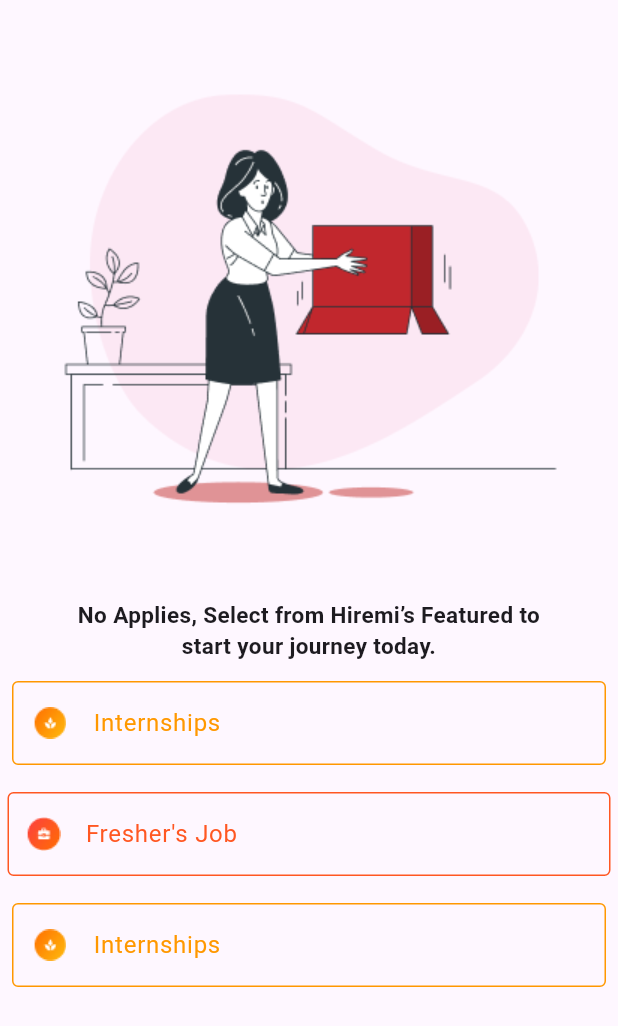
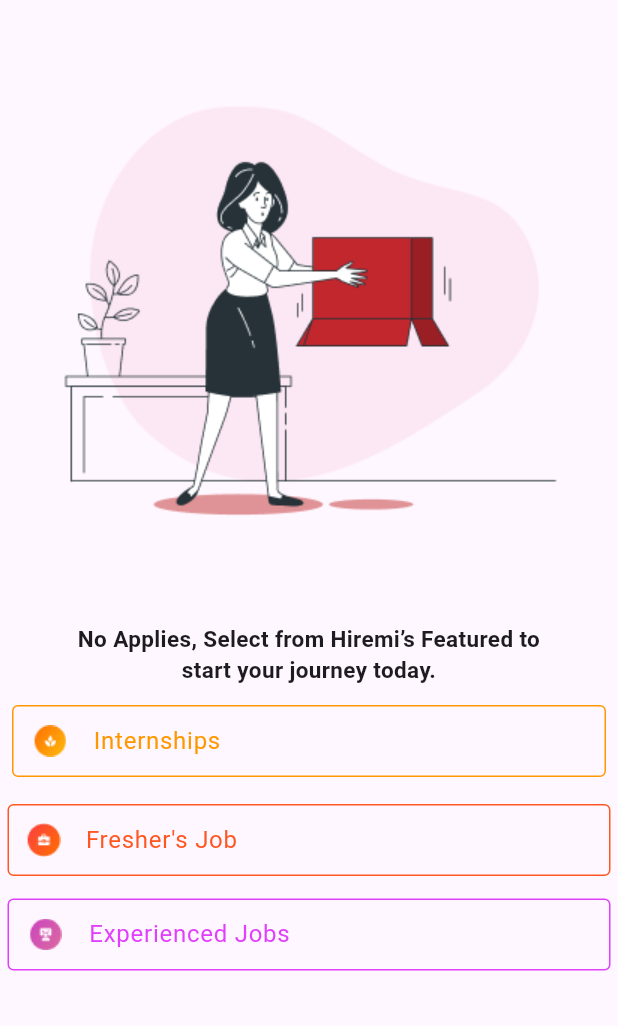
Before and after one commit to Lodhakhushi/CRTD_Hiremi, a Flutter app: the Applies screen opened directly, on a phone screen of 412 x 824 dp. Shown: the top 1026 px of the screen. Run offline on Flutter 3.47's test engine with Material 3 defaults, Android fonts, the phone set to English and light mode, and no system bars.

Commit message:
updated code

```diff
--- a/lib/screens/Applies_New.dart
+++ b/lib/screens/Applies_New.dart
@@ -13,6 +13,7 @@ class _AppliesState extends State<Applies> {
     return Scaffold(
       body: SingleChildScrollView(
         child: Column(
+          crossAxisAlignment: CrossAxisAlignment.stretch,
           children: [
             Padding(
               padding: const EdgeInsets.all(3.0),
@@ -40,52 +41,67 @@ class _AppliesState extends State<Applies> {
               padding: const EdgeInsets.all(8.0),
               child: TextField(
                 decoration: InputDecoration(
+                    contentPadding:
+                        EdgeInsets.symmetric(vertical: 10.0, horizontal: 12.0),
                     hintText: "Internships",
                     hintStyle: TextStyle(color: Colors.orange),
-                    prefixIcon: Image(image: AssetImage('assets/images/Group 170.png')),
+                    prefixIcon:
+                        Image(image: AssetImage('assets/images/Group 170.png')),
                     border: OutlineInputBorder(
-                          borderSide:
-                              BorderSide(color: Colors.orange, width: 1.0),
+                      borderSide: BorderSide(color: Colors.orange, width: 1.0),
                     ),
-                    enabledBorder: OutlineInputBorder(borderSide: BorderSide(color: Colors.orange)),
-                    focusedBorder: OutlineInputBorder(borderSide: BorderSide(color: Colors.orange))
-
-                  )),
+                    enabledBorder: OutlineInputBorder(
+                        borderSide: BorderSide(color: Colors.orange)),
+                    focusedBorder: OutlineInputBorder(
+                        borderSide: BorderSide(color: Colors.orange))),
               ),
-            SizedBox(height: 5,),
+            ),
+            SizedBox(
+              height: 5,
+            ),
             Padding(
               padding: const EdgeInsets.all(5.0),
               child: TextField(
                 decoration: InputDecoration(
+                    contentPadding:
+                        EdgeInsets.symmetric(vertical: 10.0, horizontal: 12.0),
                     hintText: "Fresher's Job",
                     hintStyle: TextStyle(color: Colors.deepOrange),
-                      prefixIcon: Image(image: AssetImage('assets/images/Group 170 (1).png')),
+                    prefixIcon: Image(
+                        image: AssetImage('assets/images/Group 170 (1).png')),
                     border: OutlineInputBorder(
                       borderSide:
                           BorderSide(color: Colors.deepOrange, width: 1.0),
                     ),
-                      enabledBorder: OutlineInputBorder(borderSide: BorderSide(color:Colors.deepOrange)),
-                      focusedBorder: OutlineInputBorder(borderSide: BorderSide(color: Colors.deepOrange))
-
-                  )),
+                    enabledBorder: OutlineInputBorder(
+                        borderSide: BorderSide(color: Colors.deepOrange)),
+                    focusedBorder: OutlineInputBorder(
+                        borderSide: BorderSide(color: Colors.deepOrange))),
               ),
-            SizedBox(height: 5,),
+            ),
+            SizedBox(
+              height: 5,
+            ),
             Padding(
-              padding: const EdgeInsets.all(8.0),
+              padding: const EdgeInsets.all(5.0),
               child: TextField(
                 decoration: InputDecoration(
-                      hintText: "Internships",
-                      hintStyle: TextStyle(color: Colors.orange),
-                      prefixIcon: Image(image: AssetImage('assets/images/Group 170.png')),
+                    contentPadding:
+                        EdgeInsets.symmetric(vertical: 10.0, horizontal: 12.0),
+                    hintText: "Experienced Jobs",
+                    hintStyle: TextStyle(color: Colors.purpleAccent),
+                    prefixIcon: Image(
+                        image: AssetImage('assets/images/Group 170 (2).png')),
                     border: OutlineInputBorder(
                       borderSide:
-                        BorderSide(color: Colors.orange, width: 1.0),
+                          BorderSide(color: Colors.purpleAccent, width: 1.0),
                     ),
-                      enabledBorder: OutlineInputBorder(borderSide: BorderSide(color: Colors.orange)),
-                      focusedBorder: OutlineInputBorder(borderSide: BorderSide(color: Colors.orange))
-
-                  )),
-            )
+                    enabledBorder: OutlineInputBorder(
+                        borderSide: BorderSide(color: Colors.purpleAccent)),
+                    focusedBorder: OutlineInputBorder(
+                        borderSide: BorderSide(color: Colors.purpleAccent))),
+              ),
+            ),
           ],
         ),
       ),
--- a/lib/screens/Experience_Jobs.dart
+++ b/lib/screens/Experience_Jobs.dart
@@ -35,9 +35,8 @@ class _ExperienceJobsState extends State<ExperienceJobs> {
       ),
     ),
     Applies()
-    // Add more screens as needed
+
   ];
-
   void _onItemTapped(int index) {
     setState(() {
       _selectedIndex = index;
@@ -162,7 +161,7 @@ class _ExperienceJobsState extends State<ExperienceJobs> {
       ),
       floatingActionButton: SizedBox(
         width: 100,
-        height: 200,
+        height: 70,
         child: Stack(
           alignment: Alignment.center,
           children: [
--- a/pubspec.yaml
+++ b/pubspec.yaml
@@ -70,6 +70,7 @@ flutter:
     - assets/images/Empty-bro.png
     - assets/images/Group 170.png
     - assets/images/Group 170 (1).png
+    - assets/images/Group 170 (2).png
   #   - images/a_dot_ham.jpeg
 
   # An image asset can refer to one or more resolution-specific "variants", see
```
Also changed, not shown: assets/images/Group 170 (2).png (added). Lines whose indentation alone changed are shown as unchanged.
